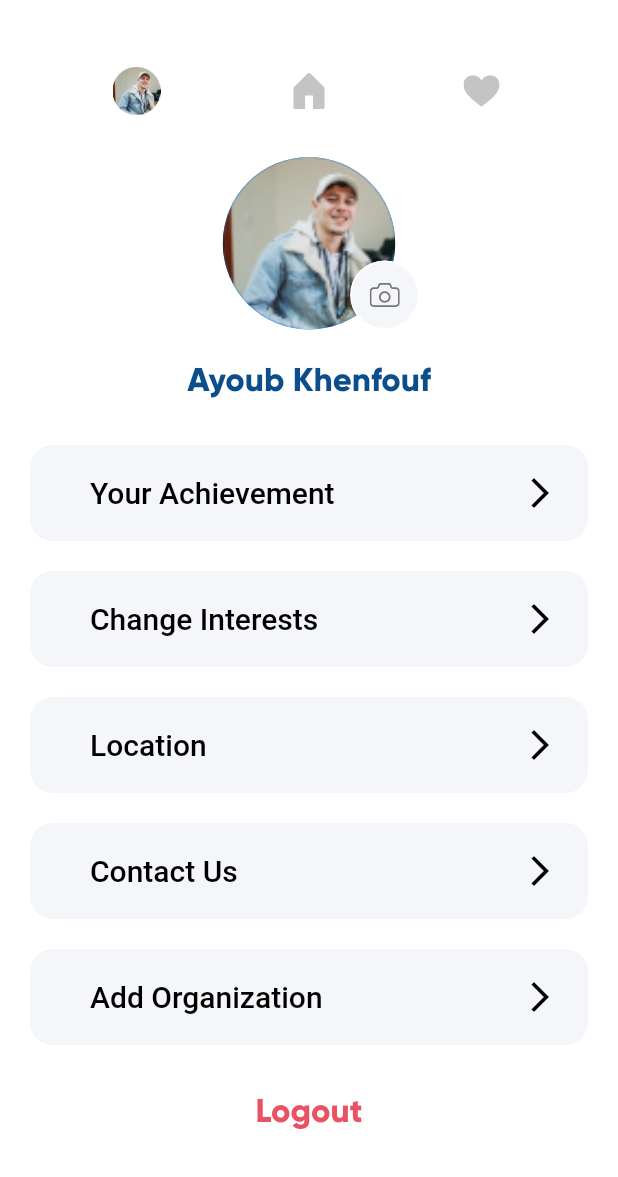
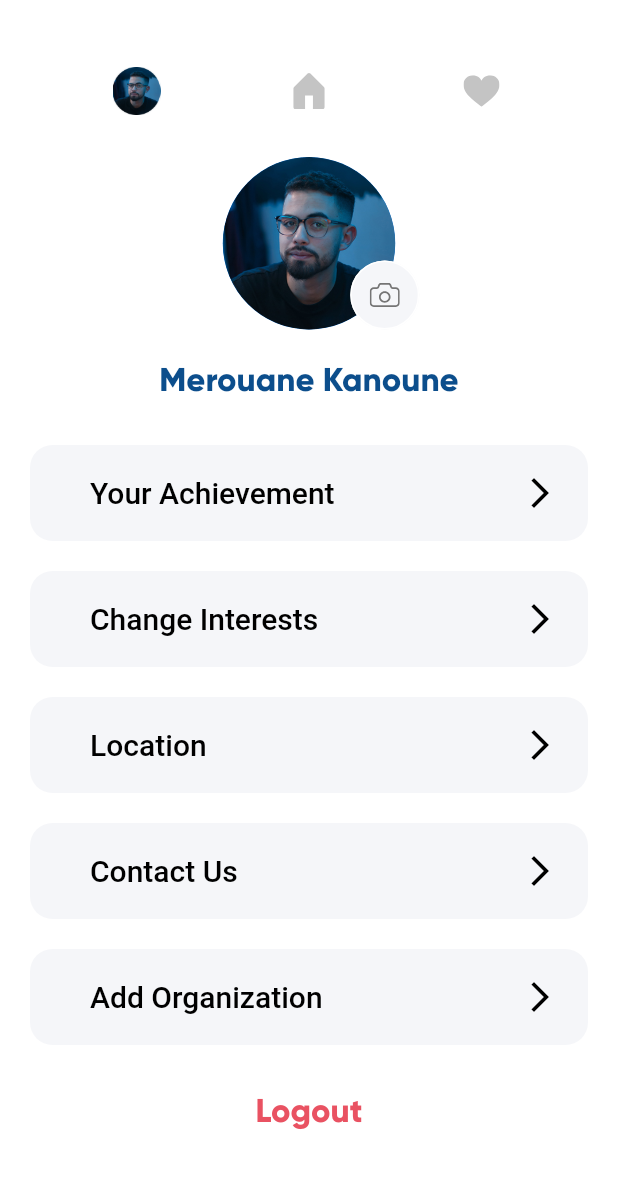
Before and after one commit to mer1Knn/hack-upc-shareQ, a Flutter app: the ProfileScreen screen opened by its route, on a phone screen of 412 x 824 dp, the part 59-1236 px from its top. Run offline on Flutter 3.47's test engine with Material 2 defaults, Android fonts, the phone set to English and light mode, and no system bars; our stand-ins replace flutter_svg.

Commit message:
Project is done

```diff
--- a/lib/screens/profile/components/body.dart
+++ b/lib/screens/profile/components/body.dart
@@ -44,7 +44,7 @@ class Body extends StatelessWidget {
           ProfilePic(),
           SizedBox(height: 20),
           Text(
-            'Ayoub Khenfouf',
+            'Merouane Kanoune',
             style: TextStyle(
               color: Color(0xFF0C4E8C),
               fontSize: getProportionateScreenWidth(20),
```
Also changed, not shown: assets/images/Profile Image.png, 30 other files.
